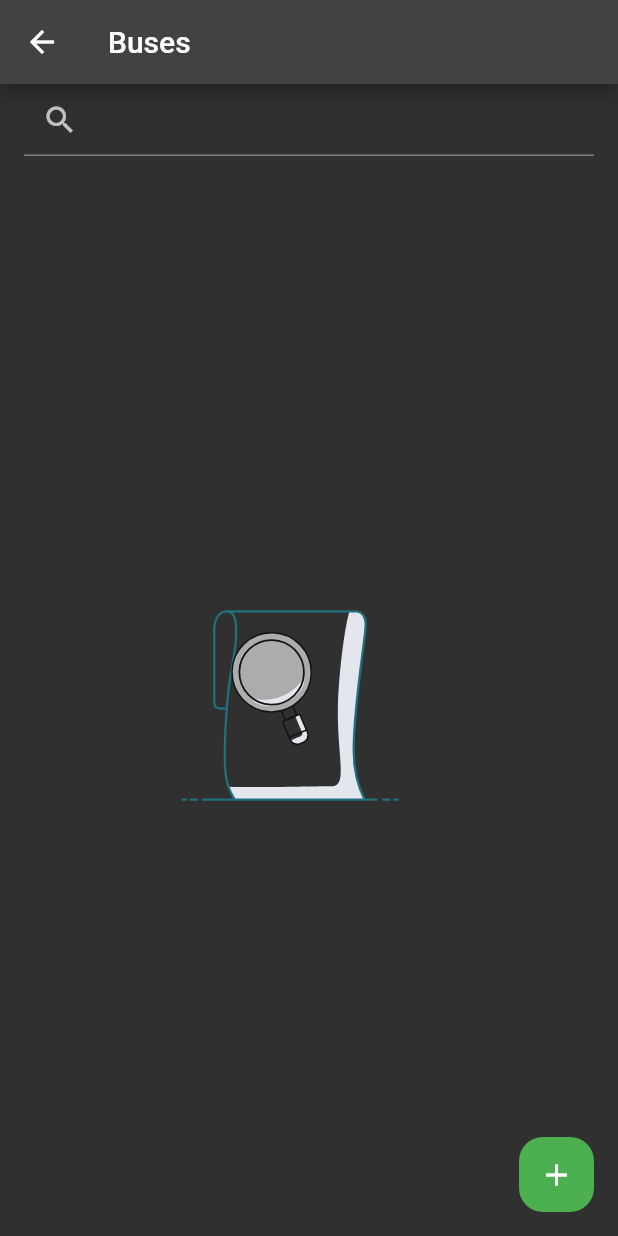
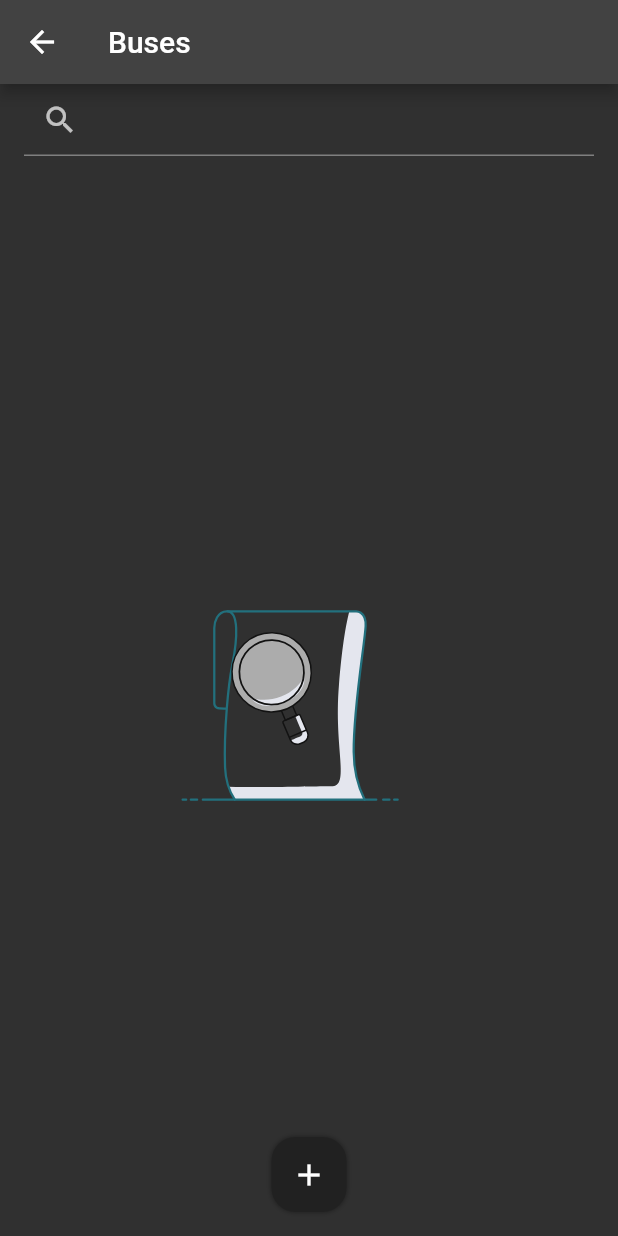
Before and after one commit to mrYasinHamidi/Bus-Information, a Flutter app: the CreatePropPage screen opened directly, after a tap on "Driver", on a phone screen of 412 x 824 dp. Run offline on Flutter 3.47's test engine with Material 2 defaults, Android fonts, the phone set to English and light mode, and no system bars; our stand-ins replace bloc, equatable, flutter_bloc, hive_flutter, lottie, objectid; accounts and stored records are empty.

Commit message:
create dialog background and close logic

```diff
--- a/lib/application/cubit/theme/theme_state.dart
+++ b/lib/application/cubit/theme/theme_state.dart
@@ -8,6 +8,8 @@ abstract class ThemeState {
   Color get onCard;
 
   Color get onTapSplash;
+
+  Color get createDialog;
 }
 
 class DarkThemeState extends ThemeState {
@@ -23,6 +25,9 @@ class DarkThemeState extends ThemeState {
 
   @override
   Color get onTapSplash => Colors.black26;
+
+  @override
+  Color get createDialog => theme.primaryColor;//const Color(0xff4b4b4b);
 }
 
 class LightThemeState extends ThemeState {
@@ -40,4 +45,8 @@ class LightThemeState extends ThemeState {
 
   @override
   Color get onTapSplash => Colors.black26;
+
+
+  @override
+  Color get createDialog => Colors.lightBlueAccent;
 }
--- a/lib/application/pages/item_chooser.dart
+++ b/lib/application/pages/item_chooser.dart
@@ -36,6 +36,7 @@ class _ItemChooserState extends State<ItemChooser> {
     _controller.addListener(() {
       setState(() {});
     });
+
     super.initState();
   }
 
@@ -75,6 +76,7 @@ class _ItemChooserState extends State<ItemChooser> {
             ),
         ],
       ),
+      floatingActionButtonLocation: FloatingActionButtonLocation.centerDocked,
       floatingActionButton: CreatorDialog(
         onAddItem: _onAddItem,
         type: widget.type,
--- a/lib/application/widgets/create_dialog.dart
+++ b/lib/application/widgets/create_dialog.dart
@@ -1,4 +1,6 @@
 import 'package:flutter/material.dart';
+import 'package:flutter_bloc/flutter_bloc.dart';
+import 'package:new_bus_information/application/cubit/theme/theme_cubit.dart';
 import 'package:new_bus_information/application/models/base_object.dart';
 import 'package:new_bus_information/application/models/base_object_type.dart';
 import 'package:new_bus_information/application/widgets/form/add_bus_form.dart';
@@ -31,15 +33,17 @@ class _CreatorDialogState extends State<CreatorDialog> {
 
   double get _height => _isOpen ? size.height * .5 : 50;
 
-  Color get _color => _isOpen ? Colors.yellow : Colors.green;
+  Color get _color => context.read<ThemeCubit>().state.createDialog;
 
   BorderRadius get _radius => BorderRadius.circular(16);
 
-  BoxDecoration get _decoration => BoxDecoration(color: _color, borderRadius: _radius);
+  BoxDecoration get _decoration => BoxDecoration(color: _color, borderRadius: _radius, boxShadow: const [
+        BoxShadow(spreadRadius: .2, blurRadius: 2, color: Colors.black38),
+      ]);
 
   Widget? get _child {
     if (_isOpen) {
-      switch(widget.type){
+      switch (widget.type) {
         case BaseObjectType.bus:
           return AddBusForm(
             onSubmit: _onSubmit,
@@ -73,8 +77,22 @@ class _CreatorDialogState extends State<CreatorDialog> {
         }
         return true;
       },
+      child: Stack(
+        children: [
+          if (_isOpen)
+            GestureDetector(
+                onTap: _close,
+                child: Container(
+                  width: size.width,
+                  height: size.height,
+                  color: Colors.black38,
+                )),
+          Align(
+            alignment: Alignment.bottomCenter,
+            child: Padding(
+              padding: const EdgeInsets.only(bottom: 16),
               child: InkWell(
-        onTap: _onTap,
+                onTap: _isOpen ? null : _onTap,
                 borderRadius: _radius,
                 child: AnimatedContainer(
                   width: _width,
@@ -84,6 +102,10 @@ class _CreatorDialogState extends State<CreatorDialog> {
                   duration: _duration,
                   child: _child,
                 ),
+              ),
+            ),
+          ),
+        ],
       ),
     );
   }
```
Lines whose indentation alone changed are shown as unchanged.
